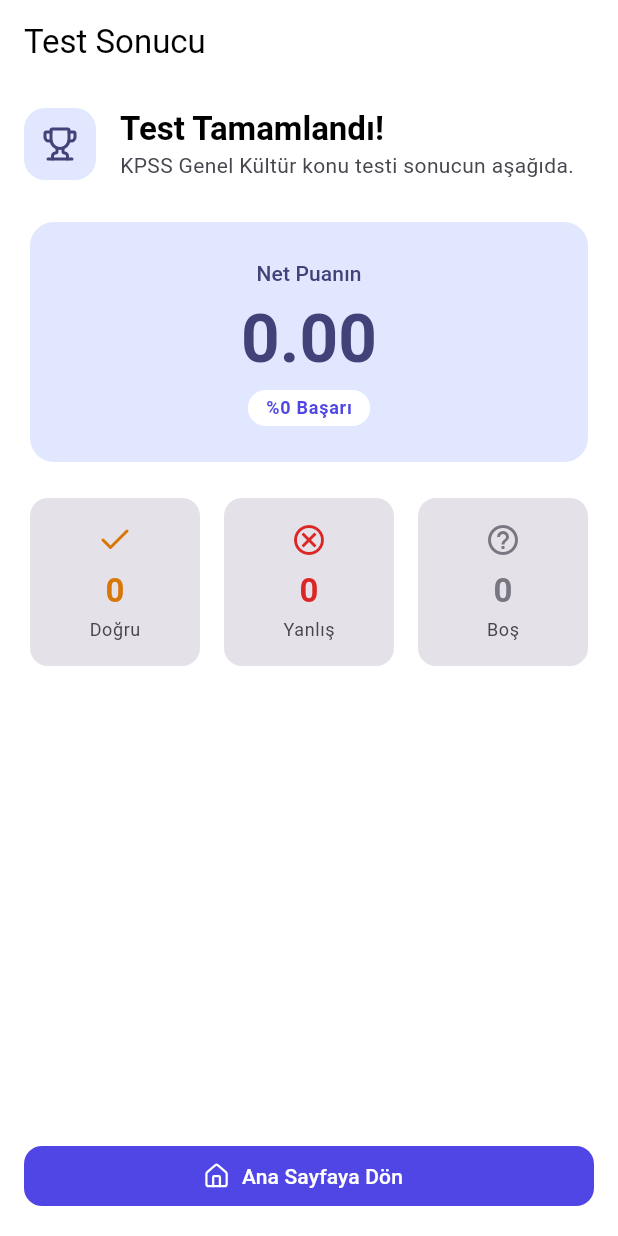
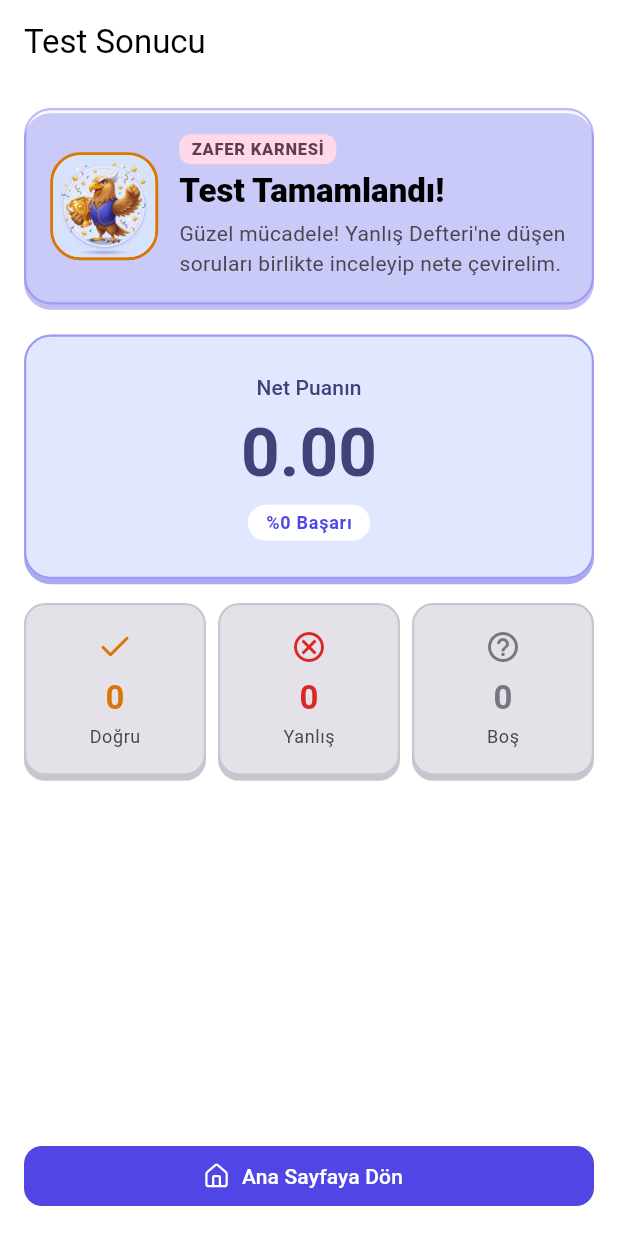
Before and after one commit to omerfarukpehlivan/kadro, a Flutter app: the QuizResultScreen screen opened directly with empty values, on a phone screen of 412 x 824 dp. Run offline on Flutter 3.47's test engine with Material 3 defaults, Android fonts, the phone set to English and light mode, and no system bars; drawn by our look-alikes of flutter_animate; our stand-ins replace fl_chart, flex_color_scheme, flutter_riverpod, go_router, google_fonts, lucide_icons_flutter.

Commit message:
feat(mascot): TASK-16 zafer, dedektif ve kraliyet tugrul sahne entegrasyonu

```diff
--- a/lib/features/quiz/presentation/quiz_result_screen.dart
+++ b/lib/features/quiz/presentation/quiz_result_screen.dart
@@ -1,7 +1,8 @@
 import 'package:flutter/material.dart';
 import 'package:flutter_animate/flutter_animate.dart';
 import 'package:kadro/features/quiz/data/models/quiz_result.dart';
-import 'package:kadro/shared/widgets/page_header.dart';
+import 'package:kadro/shared/widgets/mascot_coach_banner.dart';
+import 'package:kadro/shared/widgets/tactile_card.dart';
 import 'package:lucide_icons_flutter/lucide_icons.dart';
 
 /// Test tamamlandığında net ve başarı oranını gösteren karne ekranı.
@@ -26,19 +27,22 @@ class QuizResultScreen extends StatelessWidget {
           child: Column(
             crossAxisAlignment: CrossAxisAlignment.stretch,
             children: [
-              // Sayfa başlığı ve başarı ikonu
-              const PageHeader(
-                icon: LucideIcons.trophy,
+              // Zafer Tuğrul maskot konuşma balonu
+              MascotCoachBanner(
+                mood: MascotMood.victory,
+                badgeLabel: 'ZAFER KARNESİ',
                 title: 'Test Tamamlandı!',
-                subtitle: 'KPSS Genel Kültür konu testi sonucun aşağıda.',
+                message: result.successRate >= 70
+                    ? 'Muhteşem bir uçuş! Koç Tuğrul seninle gurur duyuyor, kadro kapıları açılıyor!'
+                    : 'Güzel mücadele! Yanlış Defteri\'ne düşen soruları birlikte inceleyip nete çevirelim.',
               ),
-              const SizedBox(height: 24),
+              const SizedBox(height: 20),
 
-              // Ana Net & Başarı Oranı Kartı
+              // Ana Net & Başarı Oranı 3D Kartı
               _NetScoreCard(result: result),
               const SizedBox(height: 16),
 
-              // Doğru, Yanlış ve Boş istatistikleri
+              // Doğru, Yanlış ve Boş istatistikleri (3D Tactile)
               Row(
                 children: [
                   Expanded(
@@ -85,7 +89,7 @@ class QuizResultScreen extends StatelessWidget {
   }
 }
 
-/// Büyük Net ve Başarı yüzdesini vurgulayan kart bileşeni.
+/// Büyük Net ve Başarı yüzdesini vurgulayan 3D Tactile kart bileşeni.
 class _NetScoreCard extends StatelessWidget {
   final QuizResult result;
 
@@ -96,11 +100,9 @@ class _NetScoreCard extends StatelessWidget {
     final theme = Theme.of(context);
     final colorScheme = theme.colorScheme;
 
-    return Card(
-      elevation: 0,
-      color: colorScheme.primaryContainer,
-      shape: RoundedRectangleBorder(borderRadius: BorderRadius.circular(16)),
-      child: Padding(
+    return TactileCard(
+      backgroundColor: colorScheme.primaryContainer,
+      borderColor: colorScheme.primary.withAlpha(120),
       padding: const EdgeInsets.symmetric(vertical: 24, horizontal: 16),
       child: Column(
         children: [
@@ -135,12 +137,11 @@ class _NetScoreCard extends StatelessWidget {
           ),
         ],
       ),
-      ),
     ).animate().fadeIn(duration: 200.ms);
   }
 }
 
-/// Doğru, Yanlış veya Boş sayılarını gösteren tekil istatistik kutusu.
+/// Doğru, Yanlış veya Boş sayılarını gösteren 3D istatistik kutusu.
 class _ResultStatItem extends StatelessWidget {
   final String label;
   final int count;
@@ -158,12 +159,11 @@ class _ResultStatItem extends StatelessWidget {
   Widget build(BuildContext context) {
     final theme = Theme.of(context);
 
-    return Card(
-      elevation: 0,
-      color: theme.colorScheme.surfaceContainerHighest,
-      shape: RoundedRectangleBorder(borderRadius: BorderRadius.circular(12)),
-      child: Padding(
+    return TactileCard(
+      backgroundColor: theme.colorScheme.surfaceContainerHighest,
+      borderColor: theme.colorScheme.outlineVariant,
       padding: const EdgeInsets.symmetric(vertical: 16, horizontal: 8),
+      borderRadius: 14,
       child: Column(
         children: [
           Icon(icon, color: color, size: 24),
@@ -184,7 +184,6 @@ class _ResultStatItem extends StatelessWidget {
           ),
         ],
       ),
-      ),
     );
   }
 }
```
Also changed, not shown: lib/features/mistakes/presentation/mistakes_screen.dart (+104 -40 lines), lib/features/profile/presentation/paywall_screen.dart (+22 -12 lines), lib/features/profile/presentation/profile_screen.dart (+47 -25 lines), 1 other file. Lines whose indentation alone changed are shown as unchanged.
